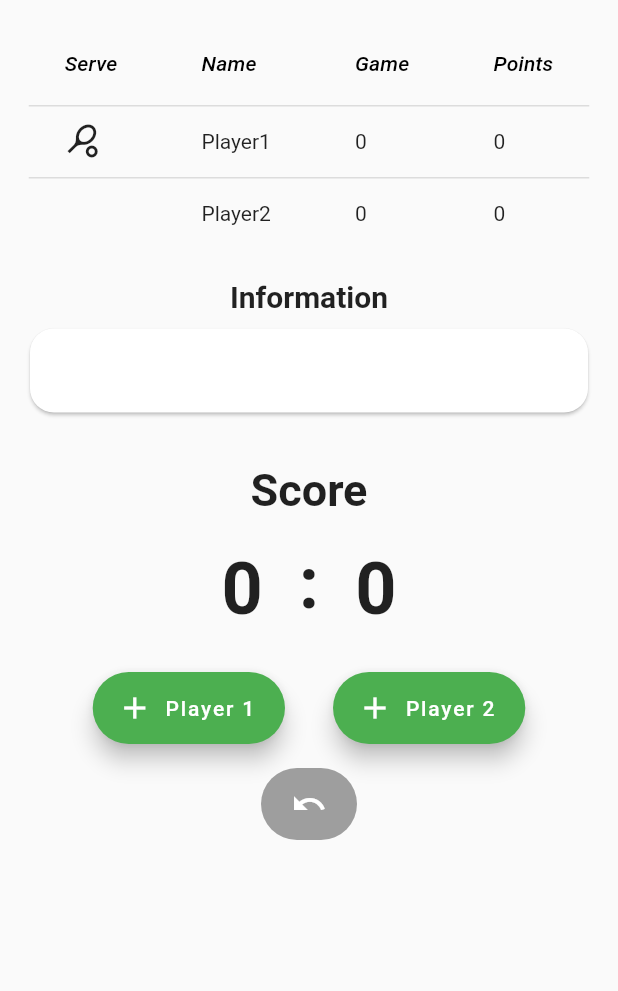
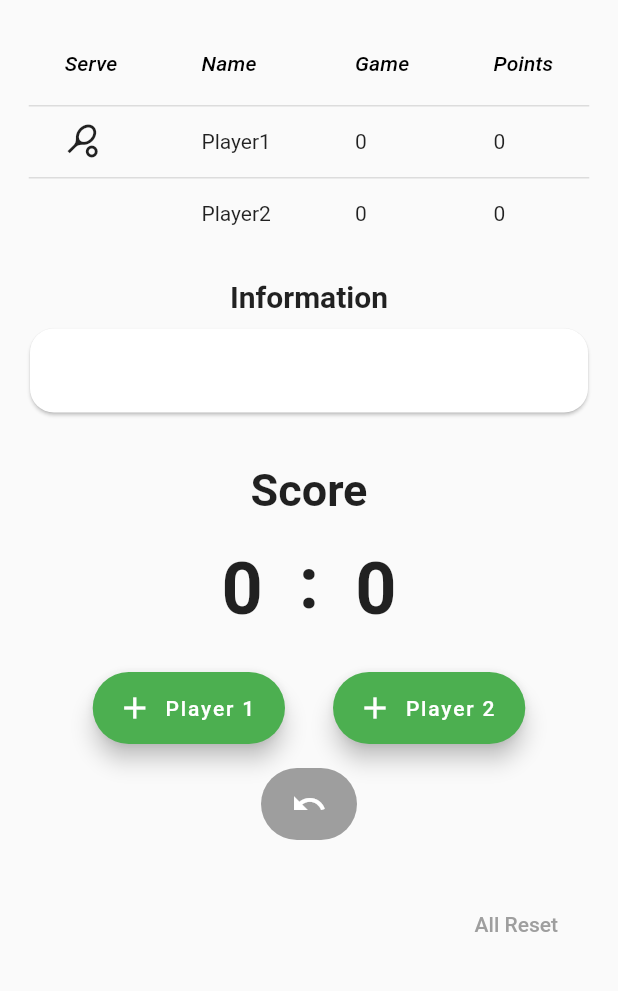
Before and after one commit to mosiccan/tennis_score_app, a Flutter app: the screen it shows after launch, after a tap on "Game Start", on a phone screen of 412 x 824 dp, the part 63-1054 px from its top. Run offline on Flutter 3.47's test engine with Material 2 defaults, Android fonts, the phone set to English and light mode, and no system bars.

```diff
--- a/lib/socreboard/korean_standard_nodeuce.dart
+++ b/lib/socreboard/korean_standard_nodeuce.dart
@@ -303,11 +303,6 @@ class _MyHomePageState extends State<MyHomePage> {
     });
   }
 
-  void undoPointAtDialog(){
-    Navigator.pop(context);
-    undoPoint();
-  }
-
   void undoPoint() {
     // 1 '포인트' 되돌리기
     setState(() {
@@ -416,11 +411,6 @@ class _MyHomePageState extends State<MyHomePage> {
     });
   }
 
-  void resetPointAtDialog(){
-    Navigator.pop(context);
-    resetPoint();
-  }
-
   void resetPoint() {
     // 모든 점수 초기화
     setState(() {
@@ -475,7 +465,10 @@ class _MyHomePageState extends State<MyHomePage> {
                   primary: Colors.grey,
                 ),
                 child: Text('Ok'),
-                onPressed: resetPoint, // reset
+                onPressed: (){
+                  Navigator.pop(context);
+                  resetPoint();
+                }
               ),
             ],
           );
@@ -518,15 +511,18 @@ class _MyHomePageState extends State<MyHomePage> {
                   primary: Colors.black,
                 ),
                 child: Text('Reset'),
-                onPressed: resetPointAtDialog, // reset
-              ),
+                onPressed: (){
+                  Navigator.pop(context);
+                  resetPoint();
+                }),
               TextButton(
                 style: TextButton.styleFrom(
                   primary: Colors.grey,
                 ),
                 child: Text('Undo'),
                 onPressed: () {
-                  undoPointAtDialog();
+                  undoPoint();
+                  Navigator.pop(context);
                 },
               ),
             ],
@@ -710,19 +706,19 @@ class _MyHomePageState extends State<MyHomePage> {
                   backgroundColor: Colors.grey,
                   label: Icon(Icons.undo),
                 )),
-            // Container(
-            //   alignment: Alignment.bottomRight,
-            //   margin: EdgeInsets.fromLTRB(32, 16, 32, 0.0),
-            //   child: TextButton(
-            //     style: TextButton.styleFrom(
-            //       primary: Colors.grey,
-            //     ),
-            //     child: Text(
-            //       'All Reset',
-            //     ),
-            //     onPressed: resetDialog,
-            //   ),
-            // ),
+            Container(
+              alignment: Alignment.bottomRight,
+              margin: EdgeInsets.fromLTRB(32, 16, 32, 0.0),
+              child: TextButton(
+                style: TextButton.styleFrom(
+                  primary: Colors.grey,
+                ),
+                child: Text(
+                  'All Reset',
+                ),
+                onPressed: resetDialog,
+              ),
+            ),
           ],
         ),
       ),
```
